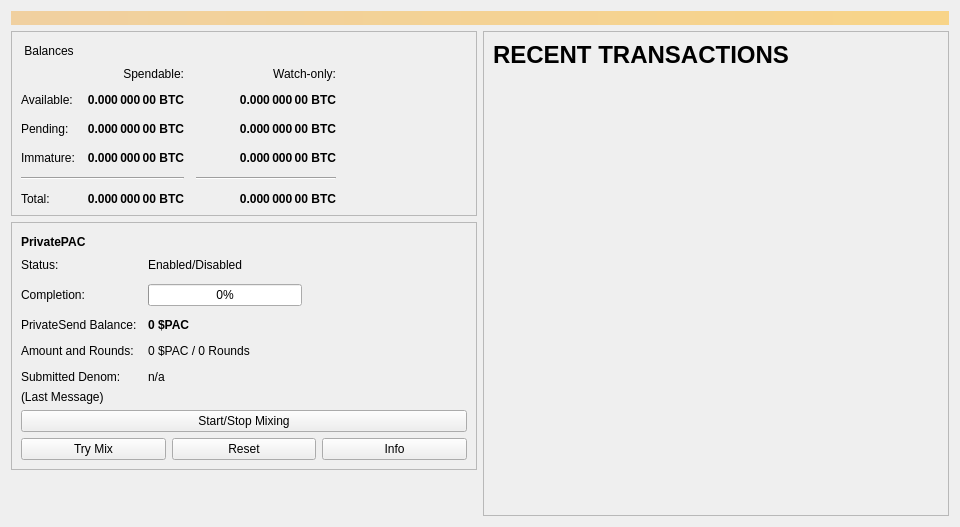
This is src/qt/forms/overviewpage.ui in PACCommunity/PAC as Qt 5 draws it before an edit. The edited form follows.
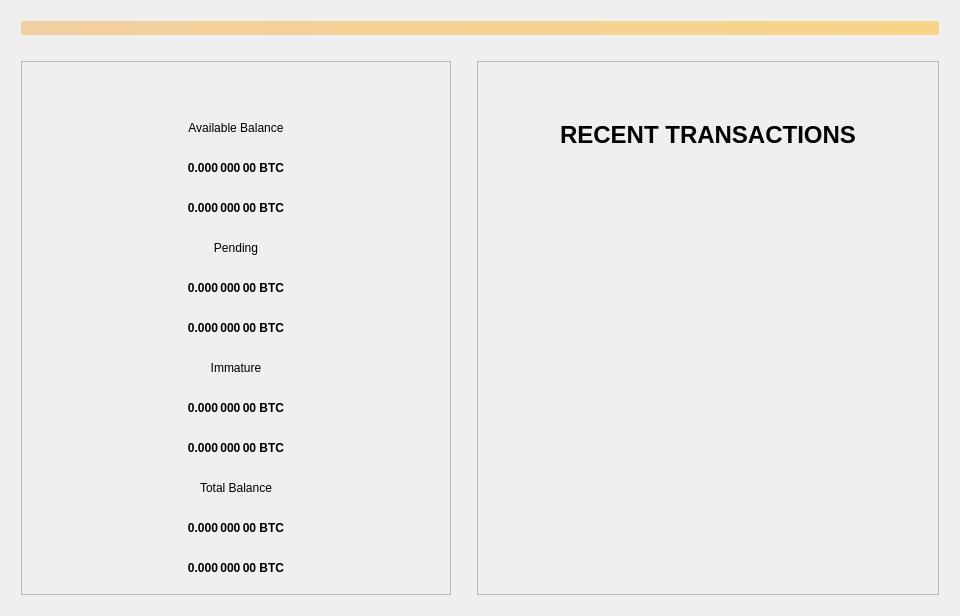
This is the edited form.

Commit message: re location of overview page main structure

The edit to the form file:
```diff
--- a/src/qt/forms/overviewpage.ui
+++ b/src/qt/forms/overviewpage.ui
@@ -7,7 +7,7 @@
     <x>0</x>
     <y>0</y>
     <width>960</width>
-    <height>527</height>
+    <height>551</height>
    </rect>
   </property>
   <property name="minimumSize">
@@ -19,6 +19,11 @@
   <property name="windowTitle">
    <string>Form</string>
   </property>
+  <property name="styleSheet">
+   <string notr="true">QFrame{
+  margin:10px;
+}</string>
+  </property>
   <layout class="QVBoxLayout" name="topLayout">
    <item>
     <widget class="QLabel" name="labelAlerts">
@@ -40,11 +45,29 @@
     </widget>
    </item>
    <item>
-    <layout class="QHBoxLayout" name="horizontalLayout" stretch="1,1">
+    <layout class="QHBoxLayout" name="horizontalLayout" stretch="0,1">
      <item>
       <layout class="QVBoxLayout" name="verticalLayout_2">
+       <property name="sizeConstraint">
+        <enum>QLayout::SetDefaultConstraint</enum>
+       </property>
        <item>
-        <widget class="QFrame" name="frame">
+        <widget class="QFrame" name="frame_Balances">
+         <property name="sizePolicy">
+          <sizepolicy hsizetype="Preferred" vsizetype="Preferred">
+           <horstretch>0</horstretch>
+           <verstretch>0</verstretch>
+          </sizepolicy>
+         </property>
+         <property name="minimumSize">
+          <size>
+           <width>450</width>
+           <height>0</height>
+          </size>
+         </property>
+         <property name="styleSheet">
+          <string notr="true"/>
+         </property>
          <property name="frameShape">
           <enum>QFrame::StyledPanel</enum>
          </property>
@@ -53,49 +76,38 @@
          </property>
          <layout class="QVBoxLayout" name="verticalLayout_4">
           <item>
-           <layout class="QHBoxLayout" name="horizontalLayout_4">
-            <item>
-             <widget class="QLabel" name="label_5">
-              <property name="text">
-               <string> Balances</string>
-              </property>
-             </widget>
-            </item>
-            <item>
-             <widget class="QLabel" name="labelWalletStatus">
-              <property name="statusTip">
-               <string>The displayed information may be out of date. Your wallet automatically synchronizes with the $PAC network after a connection is established, but this process has not completed yet.</string>
-              </property>
-              <property name="styleSheet">
-               <string notr="true">QLabel { color: transparent; }</string>
-              </property>
-              <property name="text">
-               <string/>
-              </property>
-             </widget>
-            </item>
-            <item>
-             <spacer name="horizontalSpacer_3">
-              <property name="orientation">
-               <enum>Qt::Horizontal</enum>
-              </property>
-              <property name="sizeHint" stdset="0">
-               <size>
-                <width>40</width>
-                <height>20</height>
-               </size>
-              </property>
-             </spacer>
-            </item>
-           </layout>
+           <widget class="QLabel" name="labelWalletStatus">
+            <property name="sizePolicy">
+             <sizepolicy hsizetype="Preferred" vsizetype="Fixed">
+              <horstretch>0</horstretch>
+              <verstretch>0</verstretch>
+             </sizepolicy>
+            </property>
+            <property name="statusTip">
+             <string>The displayed information may be out of date. Your wallet automatically synchronizes with the $PAC network after a connection is established, but this process has not completed yet.</string>
+            </property>
+            <property name="styleSheet">
+             <string notr="true">QLabel { color: transparent; }</string>
+            </property>
+            <property name="text">
+             <string/>
+            </property>
+           </widget>
           </item>
           <item>
-           <layout class="QGridLayout" name="gridLayout">
-            <property name="spacing">
-             <number>12</number>
-            </property>
-            <item row="2" column="2">
-             <widget class="QLabel" name="labelWatchPending">
+           <layout class="QVBoxLayout" name="verticalLayout_5">
+            <item>
+             <widget class="QLabel" name="labelBalanceText">
+              <property name="text">
+               <string>Available Balance</string>
+              </property>
+              <property name="alignment">
+               <set>Qt::AlignCenter</set>
+              </property>
+             </widget>
+            </item>
+            <item>
+             <widget class="QLabel" name="labelBalance">
               <property name="font">
                <font>
                 <weight>75</weight>
@@ -112,14 +124,49 @@
                <string notr="true">0.000 000 00 BTC</string>
               </property>
               <property name="alignment">
-               <set>Qt::AlignRight|Qt::AlignTrailing|Qt::AlignVCenter</set>
+               <set>Qt::AlignCenter</set>
               </property>
               <property name="textInteractionFlags">
                <set>Qt::LinksAccessibleByMouse|Qt::TextSelectableByKeyboard|Qt::TextSelectableByMouse</set>
               </property>
              </widget>
             </item>
-            <item row="2" column="1">
+            <item>
+             <widget class="QLabel" name="labelWatchAvailable">
+              <property name="font">
+               <font>
+                <weight>75</weight>
+                <bold>true</bold>
+               </font>
+              </property>
+              <property name="cursor">
+               <cursorShape>IBeamCursor</cursorShape>
+              </property>
+              <property name="toolTip">
+               <string>Your current balance in watch-only addresses</string>
+              </property>
+              <property name="text">
+               <string notr="true">0.000 000 00 BTC</string>
+              </property>
+              <property name="alignment">
+               <set>Qt::AlignCenter</set>
+              </property>
+              <property name="textInteractionFlags">
+               <set>Qt::LinksAccessibleByMouse|Qt::TextSelectableByKeyboard|Qt::TextSelectableByMouse</set>
+              </property>
+             </widget>
+            </item>
+            <item>
+             <widget class="QLabel" name="labelPendingText">
+              <property name="text">
+               <string>Pending</string>
+              </property>
+              <property name="alignment">
+               <set>Qt::AlignCenter</set>
+              </property>
+             </widget>
+            </item>
+            <item>
              <widget class="QLabel" name="labelUnconfirmed">
               <property name="font">
                <font>
@@ -137,14 +184,74 @@
                <string notr="true">0.000 000 00 BTC</string>
               </property>
               <property name="alignment">
-               <set>Qt::AlignRight|Qt::AlignTrailing|Qt::AlignVCenter</set>
+               <set>Qt::AlignCenter</set>
               </property>
               <property name="textInteractionFlags">
                <set>Qt::LinksAccessibleByMouse|Qt::TextSelectableByKeyboard|Qt::TextSelectableByMouse</set>
               </property>
              </widget>
             </item>
-            <item row="3" column="2">
+            <item>
+             <widget class="QLabel" name="labelWatchPending">
+              <property name="font">
+               <font>
+                <weight>75</weight>
+                <bold>true</bold>
+               </font>
+              </property>
+              <property name="cursor">
+               <cursorShape>IBeamCursor</cursorShape>
+              </property>
+              <property name="toolTip">
+               <string>Unconfirmed transactions to watch-only addresses</string>
+              </property>
+              <property name="text">
+               <string notr="true">0.000 000 00 BTC</string>
+              </property>
+              <property name="alignment">
+               <set>Qt::AlignCenter</set>
+              </property>
+              <property name="textInteractionFlags">
+               <set>Qt::LinksAccessibleByMouse|Qt::TextSelectableByKeyboard|Qt::TextSelectableByMouse</set>
+              </property>
+             </widget>
+            </item>
+            <item>
+             <widget class="QLabel" name="labelImmatureText">
+              <property name="text">
+               <string>Immature</string>
+              </property>
+              <property name="alignment">
+               <set>Qt::AlignCenter</set>
+              </property>
+             </widget>
+            </item>
+            <item>
+             <widget class="QLabel" name="labelImmature">
+              <property name="font">
+               <font>
+                <weight>75</weight>
+                <bold>true</bold>
+               </font>
+              </property>
+              <property name="cursor">
+               <cursorShape>IBeamCursor</cursorShape>
+              </property>
+              <property name="toolTip">
+               <string>Mined balance that has not yet matured</string>
+              </property>
+              <property name="text">
+               <string notr="true">0.000 000 00 BTC</string>
+              </property>
+              <property name="alignment">
+               <set>Qt::AlignCenter</set>
+              </property>
+              <property name="textInteractionFlags">
+               <set>Qt::LinksAccessibleByMouse|Qt::TextSelectableByKeyboard|Qt::TextSelectableByMouse</set>
+              </property>
+             </widget>
+            </item>
+            <item>
              <widget class="QLabel" name="labelWatchImmature">
               <property name="font">
                <font>
@@ -162,92 +269,27 @@
                <string notr="true">0.000 000 00 BTC</string>
               </property>
               <property name="alignment">
-               <set>Qt::AlignRight|Qt::AlignTrailing|Qt::AlignVCenter</set>
+               <set>Qt::AlignCenter</set>
               </property>
               <property name="textInteractionFlags">
                <set>Qt::LinksAccessibleByMouse|Qt::TextSelectableByKeyboard|Qt::TextSelectableByMouse</set>
               </property>
              </widget>
             </item>
-            <item row="4" column="0" colspan="2">
-             <widget class="Line" name="lineSpendableBalance">
-              <property name="orientation">
-               <enum>Qt::Horizontal</enum>
-              </property>
-             </widget>
-            </item>
-            <item row="4" column="2">
-             <widget class="Line" name="lineWatchBalance">
-              <property name="sizePolicy">
-               <sizepolicy hsizetype="Preferred" vsizetype="Fixed">
-                <horstretch>0</horstretch>
-                <verstretch>0</verstretch>
-               </sizepolicy>
-              </property>
-              <property name="minimumSize">
-               <size>
-                <width>140</width>
-                <height>0</height>
-               </size>
-              </property>
-              <property name="orientation">
-               <enum>Qt::Horizontal</enum>
-              </property>
-             </widget>
-            </item>
-            <item row="5" column="0">
+            <item>
              <widget class="QLabel" name="labelTotalText">
               <property name="text">
-               <string>Total:</string>
-              </property>
-             </widget>
-            </item>
-            <item row="3" column="1">
-             <widget class="QLabel" name="labelImmature">
-              <property name="font">
-               <font>
-                <weight>75</weight>
-                <bold>true</bold>
-               </font>
-              </property>
-              <property name="cursor">
-               <cursorShape>IBeamCursor</cursorShape>
-              </property>
-              <property name="toolTip">
-               <string>Mined balance that has not yet matured</string>
-              </property>
-              <property name="text">
-               <string notr="true">0.000 000 00 BTC</string>
+               <string>Total Balance</string>
               </property>
               <property name="alignment">
-               <set>Qt::AlignRight|Qt::AlignTrailing|Qt::AlignVCenter</set>
+               <set>Qt::AlignCenter</set>
               </property>
               <property name="textInteractionFlags">
                <set>Qt::LinksAccessibleByMouse|Qt::TextSelectableByKeyboard|Qt::TextSelectableByMouse</set>
               </property>
              </widget>
             </item>
-            <item row="2" column="3">
-             <spacer name="horizontalSpacer_2">
-              <property name="orientation">
-               <enum>Qt::Horizontal</enum>
-              </property>
-              <property name="sizeHint" stdset="0">
-               <size>
-                <width>40</width>
-                <height>20</height>
-               </size>
-              </property>
-             </spacer>
-            </item>
-            <item row="3" column="0">
-             <widget class="QLabel" name="labelImmatureText">
-              <property name="text">
-               <string>Immature:</string>
-              </property>
-             </widget>
-            </item>
-            <item row="5" column="1">
+            <item>
              <widget class="QLabel" name="labelTotal">
               <property name="font">
                <font>
@@ -265,14 +307,14 @@
                <string notr="true">0.000 000 00 BTC</string>
               </property>
               <property name="alignment">
-               <set>Qt::AlignRight|Qt::AlignTrailing|Qt::AlignVCenter</set>
+               <set>Qt::AlignCenter</set>
               </property>
               <property name="textInteractionFlags">
                <set>Qt::LinksAccessibleByMouse|Qt::TextSelectableByKeyboard|Qt::TextSelectableByMouse</set>
               </property>
              </widget>
             </item>
-            <item row="5" column="2">
+            <item>
              <widget class="QLabel" name="labelWatchTotal">
               <property name="font">
                <font>
@@ -290,365 +332,27 @@
                <string notr="true">0.000 000 00 BTC</string>
               </property>
               <property name="alignment">
-               <set>Qt::AlignRight|Qt::AlignTrailing|Qt::AlignVCenter</set>
+               <set>Qt::AlignCenter</set>
               </property>
               <property name="textInteractionFlags">
                <set>Qt::LinksAccessibleByMouse|Qt::TextSelectableByKeyboard|Qt::TextSelectableByMouse</set>
               </property>
              </widget>
             </item>
-            <item row="0" column="2">
-             <widget class="QLabel" name="labelWatchonly">
-              <property name="text">
-               <string>Watch-only:</string>
-              </property>
-              <property name="alignment">
-               <set>Qt::AlignRight|Qt::AlignTrailing|Qt::AlignVCenter</set>
-              </property>
-             </widget>
-            </item>
-            <item row="1" column="0">
-             <widget class="QLabel" name="labelBalanceText">
-              <property name="text">
-               <string>Available:</string>
-              </property>
-             </widget>
-            </item>
-            <item row="1" column="1">
-             <widget class="QLabel" name="labelBalance">
-              <property name="font">
-               <font>
-                <weight>75</weight>
-                <bold>true</bold>
-               </font>
-              </property>
-              <property name="cursor">
-               <cursorShape>IBeamCursor</cursorShape>
-              </property>
-              <property name="toolTip">
-               <string>Your current spendable balance</string>
-              </property>
-              <property name="text">
-               <string notr="true">0.000 000 00 BTC</string>
-              </property>
-              <property name="alignment">
-               <set>Qt::AlignRight|Qt::AlignTrailing|Qt::AlignVCenter</set>
-              </property>
-              <property name="textInteractionFlags">
-               <set>Qt::LinksAccessibleByMouse|Qt::TextSelectableByKeyboard|Qt::TextSelectableByMouse</set>
-              </property>
-             </widget>
-            </item>
-            <item row="1" column="2">
-             <widget class="QLabel" name="labelWatchAvailable">
-              <property name="font">
-               <font>
-                <weight>75</weight>
-                <bold>true</bold>
-               </font>
-              </property>
-              <property name="cursor">
-               <cursorShape>IBeamCursor</cursorShape>
-              </property>
-              <property name="toolTip">
-               <string>Your current balance in watch-only addresses</string>
-              </property>
-              <property name="text">
-               <string notr="true">0.000 000 00 BTC</string>
-              </property>
-              <property name="alignment">
-               <set>Qt::AlignRight|Qt::AlignTrailing|Qt::AlignVCenter</set>
-              </property>
-              <property name="textInteractionFlags">
-               <set>Qt::LinksAccessibleByMouse|Qt::TextSelectableByKeyboard|Qt::TextSelectableByMouse</set>
-              </property>
-             </widget>
-            </item>
-            <item row="2" column="0">
-             <widget class="QLabel" name="labelPendingText">
-              <property name="text">
-               <string>Pending:</string>
-              </property>
-             </widget>
-            </item>
-            <item row="0" column="1">
-             <widget class="QLabel" name="labelSpendable">
-              <property name="text">
-               <string>Spendable:</string>
-              </property>
-              <property name="alignment">
-               <set>Qt::AlignRight|Qt::AlignTrailing|Qt::AlignVCenter</set>
-              </property>
-             </widget>
-            </item>
            </layout>
           </item>
          </layout>
         </widget>
        </item>
-       <item>
-        <widget class="QFrame" name="framePrivateSend">
-         <property name="layoutDirection">
-          <enum>Qt::LeftToRight</enum>
-         </property>
-         <property name="frameShape">
-          <enum>QFrame::StyledPanel</enum>
-         </property>
-         <property name="frameShadow">
-          <enum>QFrame::Raised</enum>
-         </property>
-         <layout class="QVBoxLayout" name="VerticalLayout_PS1">
-          <item>
-           <layout class="QHBoxLayout" name="horizontalLayout_5">
-            <item>
-             <widget class="QLabel" name="labelPrivateSendHeader">
-              <property name="font">
-               <font>
-                <weight>75</weight>
-                <bold>true</bold>
-               </font>
-              </property>
-              <property name="text">
-               <string>PrivatePAC</string>
-              </property>
-             </widget>
-            </item>
-            <item>
-             <widget class="QLabel" name="labelPrivateSendSyncStatus">
-              <property name="toolTip">
-               <string>The displayed information may be out of date. Your wallet automatically synchronizes with the Paccoin network after a connection is established, but this process has not completed yet.</string>
-              </property>
-              <property name="styleSheet">
-               <string notr="true">QLabel { color: transparent; }</string>
-              </property>
-              <property name="text">
-               <string notr="true">(out of sync)</string>
-              </property>
-              <property name="alignment">
-               <set>Qt::AlignLeading|Qt::AlignLeft|Qt::AlignVCenter</set>
-              </property>
-             </widget>
-            </item>
-            <item>
-             <spacer name="horizontalSpacer_4">
-              <property name="orientation">
-               <enum>Qt::Horizontal</enum>
-              </property>
-              <property name="sizeHint" stdset="0">
-               <size>
-                <width>40</width>
-                <height>20</height>
-               </size>
-              </property>
-             </spacer>
-            </item>
-           </layout>
-          </item>
-          <item>
-           <layout class="QFormLayout" name="privateSendFormLayout">
-            <property name="fieldGrowthPolicy">
-             <enum>QFormLayout::AllNonFixedFieldsGrow</enum>
-            </property>
-            <property name="horizontalSpacing">
-             <number>11</number>
-            </property>
-            <property name="verticalSpacing">
-             <number>12</number>
-            </property>
-            <item row="0" column="0">
-             <widget class="QLabel" name="labelPrivateSendEnabledText">
-              <property name="text">
-               <string>Status:</string>
-              </property>
-             </widget>
-            </item>
-            <item row="0" column="1">
-             <widget class="QLabel" name="labelPrivateSendEnabled">
-              <property name="text">
-               <string>Enabled/Disabled</string>
-              </property>
-             </widget>
-            </item>
-            <item row="1" column="0">
-             <widget class="QLabel" name="labelCompletitionText">
-              <property name="text">
-               <string>Completion:</string>
-              </property>
-             </widget>
-            </item>
-            <item row="1" column="1">
-             <widget class="QProgressBar" name="privateSendProgress">
-              <property name="maximumSize">
-               <size>
-                <width>154</width>
-                <height>16777215</height>
-               </size>
-              </property>
-              <property name="value">
-               <number>0</number>
-              </property>
-             </widget>
-            </item>
-            <item row="2" column="0">
-             <widget class="QLabel" name="labelAnonymizedText">
-              <property name="text">
-               <string>PrivateSend Balance:</string>
-              </property>
-             </widget>
-            </item>
-            <item row="2" column="1">
-             <widget class="QLabel" name="labelAnonymized">
-              <property name="font">
-               <font>
-                <weight>75</weight>
-                <bold>true</bold>
-               </font>
-              </property>
-              <property name="text">
-               <string notr="true">0 $PAC</string>
-              </property>
-             </widget>
-            </item>
-            <item row="3" column="0">
-             <widget class="QLabel" name="labelAmountAndRoundsText">
-              <property name="text">
-               <string>Amount and Rounds:</string>
-              </property>
-             </widget>
-            </item>
-            <item row="3" column="1">
-             <widget class="QLabel" name="labelAmountRounds">
-              <property name="text">
-               <string>0 $PAC / 0 Rounds</string>
-              </property>
-             </widget>
-            </item>
-            <item row="4" column="0">
-             <widget class="QLabel" name="labelSubmittedDenomText">
-              <property name="text">
-               <string>Submitted Denom:</string>
-              </property>
-             </widget>
-            </item>
-            <item row="4" column="1">
-             <widget class="QLabel" name="labelSubmittedDenom">
-              <property name="toolTip">
-               <string>The denominations you submitted to the Masternode.&lt;br&gt;To mix, other users must submit the exact same denominations.</string>
-              </property>
-              <property name="text">
-               <string>n/a</string>
-              </property>
-             </widget>
-            </item>
-           </layout>
-          </item>
-          <item>
-           <layout class="QVBoxLayout" name="VerticalLayout_PS">
-            <item>
-             <widget class="QLabel" name="labelPrivateSendLastMessage">
-              <property name="text">
-               <string>(Last Message)</string>
-              </property>
-              <property name="alignment">
-               <set>Qt::AlignLeading|Qt::AlignLeft|Qt::AlignTop</set>
-              </property>
-              <property name="wordWrap">
-               <bool>true</bool>
-              </property>
-             </widget>
-            </item>
-            <item>
-             <widget class="QPushButton" name="togglePrivateSend">
-              <property name="sizePolicy">
-               <sizepolicy hsizetype="MinimumExpanding" vsizetype="Fixed">
-                <horstretch>0</horstretch>
-                <verstretch>0</verstretch>
-               </sizepolicy>
-              </property>
-              <property name="text">
-               <string>Start/Stop Mixing</string>
-              </property>
-             </widget>
-            </item>
-            <item>
-             <layout class="QHBoxLayout" name="horizontalLayout_debugbuttons">
-              <item>
-               <widget class="QPushButton" name="privateSendAuto">
-                <property name="sizePolicy">
-                 <sizepolicy hsizetype="MinimumExpanding" vsizetype="Fixed">
-                  <horstretch>0</horstretch>
-                  <verstretch>0</verstretch>
-                 </sizepolicy>
-                </property>
-                <property name="toolTip">
-                 <string>Try to manually submit a PrivateSend request.</string>
-                </property>
-                <property name="text">
-                 <string>Try Mix</string>
-                </property>
-               </widget>
-              </item>
-              <item>
-               <widget class="QPushButton" name="privateSendReset">
-                <property name="sizePolicy">
-                 <sizepolicy hsizetype="MinimumExpanding" vsizetype="Fixed">
-                  <horstretch>0</horstretch>
-                  <verstretch>0</verstretch>
-                 </sizepolicy>
-                </property>
-                <property name="toolTip">
-                 <string>Reset the current status of PrivateSend (can interrupt PrivateSend if it's in the process of Mixing, which can cost you money!)</string>
-                </property>
-                <property name="autoFillBackground">
-                 <bool>false</bool>
-                </property>
-                <property name="text">
-                 <string>Reset</string>
-                </property>
-               </widget>
-              </item>
-              <item>
-               <widget class="QPushButton" name="privateSendInfo">
-                <property name="sizePolicy">
-                 <sizepolicy hsizetype="MinimumExpanding" vsizetype="Fixed">
-                  <horstretch>0</horstretch>
-                  <verstretch>0</verstretch>
-                 </sizepolicy>
-                </property>
-                <property name="toolTip">
-                 <string>Information about PrivateSend and Mixing</string>
-                </property>
-                <property name="text">
-                 <string>Info</string>
-                </property>
-               </widget>
-              </item>
-             </layout>
-            </item>
-           </layout>
-          </item>
-         </layout>
-        </widget>
-       </item>
-       <item>
-        <spacer name="verticalSpacer">
-         <property name="orientation">
-          <enum>Qt::Vertical</enum>
-         </property>
-         <property name="sizeHint" stdset="0">
-          <size>
-           <width>20</width>
-           <height>40</height>
-          </size>
-         </property>
-        </spacer>
-       </item>
       </layout>
      </item>
      <item>
       <layout class="QVBoxLayout" name="verticalLayout_3">
        <item>
-        <widget class="QFrame" name="frame_2">
+        <widget class="QFrame" name="frame_RecentTransactions">
+         <property name="styleSheet">
+          <string notr="true"/>
+         </property>
          <property name="frameShape">
           <enum>QFrame::StyledPanel</enum>
          </property>
@@ -656,6 +360,22 @@
           <enum>QFrame::Raised</enum>
          </property>
          <layout class="QVBoxLayout" name="verticalLayout">
+          <item>
+           <widget class="QLabel" name="labelTransactionsStatus">
+            <property name="toolTip">
+             <string>The displayed information may be out of date. Your wallet automatically synchronizes with the Paccoin network after a connection is established, but this process has not completed yet.</string>
+            </property>
+            <property name="styleSheet">
+             <string notr="true">QLabel { color: transparent; }</string>
+            </property>
+            <property name="text">
+             <string notr="true">(out of sync)</string>
+            </property>
+            <property name="alignment">
+             <set>Qt::AlignLeading|Qt::AlignLeft|Qt::AlignVCenter</set>
+            </property>
+           </widget>
+          </item>
           <item>
            <layout class="QHBoxLayout" name="horizontalLayout_2">
             <item>
@@ -670,37 +390,11 @@
               <property name="text">
                <string>RECENT TRANSACTIONS</string>
               </property>
-             </widget>
-            </item>
-            <item>
-             <widget class="QLabel" name="labelTransactionsStatus">
-              <property name="toolTip">
-               <string>The displayed information may be out of date. Your wallet automatically synchronizes with the Paccoin network after a connection is established, but this process has not completed yet.</string>
-              </property>
-              <property name="styleSheet">
-               <string notr="true">QLabel { color: transparent; }</string>
-              </property>
-              <property name="text">
-               <string notr="true">(out of sync)</string>
-              </property>
               <property name="alignment">
-               <set>Qt::AlignLeading|Qt::AlignLeft|Qt::AlignVCenter</set>
+               <set>Qt::AlignCenter</set>
               </property>
              </widget>
             </item>
-            <item>
-             <spacer name="horizontalSpacer">
-              <property name="orientation">
-               <enum>Qt::Horizontal</enum>
-              </property>
-              <property name="sizeHint" stdset="0">
-               <size>
-                <width>40</width>
-                <height>20</height>
-               </size>
-              </property>
-             </spacer>
-            </item>
            </layout>
           </item>
           <item>
@@ -728,19 +422,6 @@
             </property>
            </widget>
           </item>
-          <item>
-           <spacer name="verticalSpacer_2">
-            <property name="orientation">
-             <enum>Qt::Vertical</enum>
-            </property>
-            <property name="sizeHint" stdset="0">
-             <size>
-              <width>20</width>
-              <height>40</height>
-             </size>
-            </property>
-           </spacer>
-          </item>
          </layout>
         </widget>
        </item>
```
Left out of the diff: 5 changed lines with no effect on the pictures.
